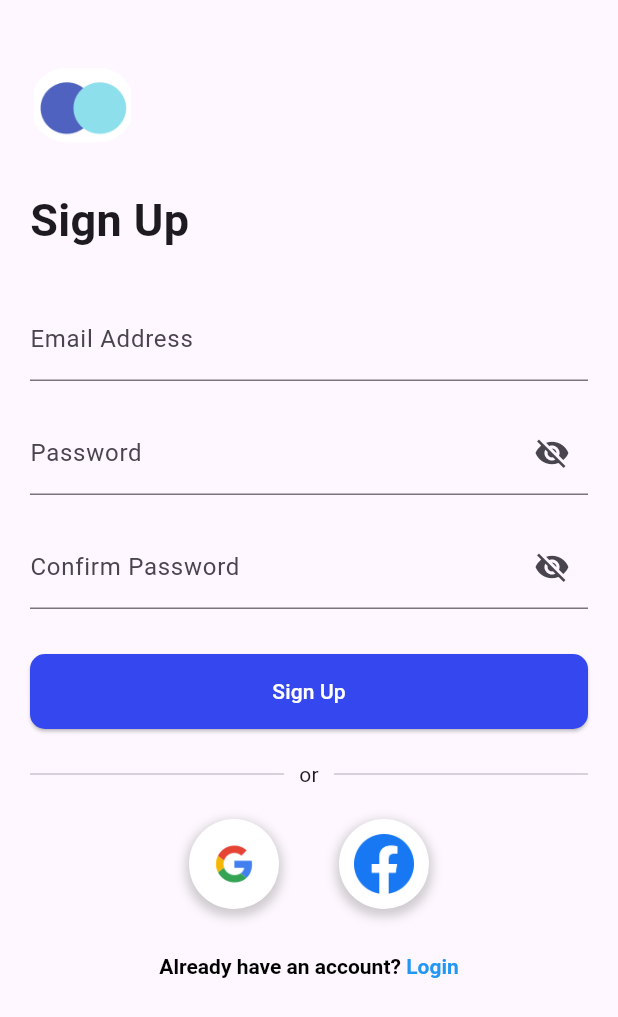
After one commit to AbdelrhmanAhmed200/assignment, a Flutter app: the screen it shows after launch, after a tap on "skip", after a tap on "done", on a phone screen of 412 x 824 dp. The commit adds this screen. Shown: the top 1017 px of the screen. Run offline on Flutter 3.47's test engine with Material 3 defaults, Android fonts, the phone set to English and light mode, and no system bars; our stand-ins replace fl_chart, smooth_page_indicator.

Commit message:
Sign Up and Login page  and UI update

```diff
--- a/lib/Pages/login_page/login_screen2.dart
+++ b/lib/Pages/login_page/login_screen2.dart
@@ -1,5 +1,5 @@
 import 'package:flutter/material.dart';
-import 'package:flutter_application_1/Pages/login_page/login_screen1.dart';
+
 
 class LoginScreen2 extends StatelessWidget {
   const LoginScreen2({super.key});
--- a/lib/Pages/login_page/onboarding_screen.dart
+++ b/lib/Pages/login_page/onboarding_screen.dart
@@ -1,4 +1,5 @@
 import 'package:flutter/material.dart';
+import 'package:flutter_application_1/Pages/login_page/sign_up_page.dart';
 
 import 'login_screen1.dart';
 import 'login_screen2.dart';
@@ -50,7 +51,16 @@ class _OnBoardingScreenState extends State<OnBoardingScreen> {
                   onTap: () {
                     _controller.jumpToPage(2);
                   },
-                  child: const Text('skip', style: TextStyle(color: Colors.black)),
+                  child: Container(
+                    padding: const EdgeInsets.all(15.0),
+          decoration: BoxDecoration(
+
+            color: const Color.fromARGB(255, 24, 2, 170),
+            borderRadius: BorderRadius.circular(10.0),
+          ),
+
+                    child: const Text('skip', style: TextStyle(color: Colors.white)),
+                  )
                 ),
                 // Dot indicator
                 SmoothPageIndicator(controller: _controller, count: 3),
@@ -60,10 +70,19 @@ class _OnBoardingScreenState extends State<OnBoardingScreen> {
                         onTap: () {
                           Navigator.pushReplacement(
                             context,
-                            MaterialPageRoute(builder: (context) => const MyApp()),
+                            MaterialPageRoute(builder: (context) => const SignUpPage()),
                           );
                         },
-                        child: const Text('done',style: TextStyle(color: Colors.black)),
+                        child:Container(
+                    padding: const EdgeInsets.all(15.0),
+          decoration: BoxDecoration(
+
+            color: const Color.fromARGB(255, 24, 2, 170),
+            borderRadius: BorderRadius.circular(10.0),
+          ),
+
+                    child: const Text('done',style: TextStyle(color: Colors.white)),
+                        )
                       )
                     : GestureDetector(
                         onTap: () {
@@ -73,7 +92,16 @@ class _OnBoardingScreenState extends State<OnBoardingScreen> {
                           );
                         },
 
-                        child: const Text('next', style: TextStyle(color: Colors.black)),
+                        child:Container(
+                    padding: const EdgeInsets.all(15.0),
+          decoration: BoxDecoration(
+
+            color: const Color.fromARGB(255, 24, 2, 170),
+            borderRadius: BorderRadius.circular(10.0),
+          ),
+
+                    child: const Text('next', style: TextStyle(color: Colors.white)),
+                        )
                       ),
               ],
             ),
--- /dev/null
+++ b/lib/Pages/login_page/sign_up_page.dart
@@ -0,0 +1,235 @@
+import 'package:flutter/gestures.dart';
+import 'package:flutter/material.dart';
+import 'package:flutter_application_1/Pages/Home_page.dart';
+import 'package:flutter_application_1/main.dart';
+import 'login_page.dart';
+
+class SignUpPage extends StatefulWidget {
+  const SignUpPage({super.key});
+
+  @override
+  _SignUpPageState createState() => _SignUpPageState();
+}
+
+class _SignUpPageState extends State<SignUpPage> {
+  bool _passwordVisible = false;
+  bool _confirmPasswordVisible = false;
+
+  @override
+  Widget build(BuildContext context) {
+    return Scaffold(
+      body: Padding(
+        padding: const EdgeInsets.all(20.0),
+        child: SingleChildScrollView(
+          child: Column(
+            crossAxisAlignment: CrossAxisAlignment.start,
+            children: [
+              const SizedBox(height: 25),
+               Padding(
+                    padding: const EdgeInsets.all(0.0),
+                    child: SizedBox(
+                      width: 70, // Adjust the size of the image
+                      height: 50,
+                      child: DecoratedBox(
+                        decoration: BoxDecoration(
+                          borderRadius: BorderRadius.circular(100), // Square with slight rounding
+                          image: const DecorationImage(
+                            image: AssetImage("images/visa.png"),
+                            fit: BoxFit.contain, // Ensures the entire image fits inside the container
+                          ),
+                        ),
+                      ),
+                    ),
+                  ),
+
+              // Logo Placeholder
+
+
+              const SizedBox(height: 30),
+
+              // Sign Up Text
+              const Text(
+                "Sign Up",
+                style: TextStyle(fontSize: 30, fontWeight: FontWeight.bold),
+              ),
+
+              const SizedBox(height: 30),
+
+              // Email Address Field
+              const TextField(
+                decoration: InputDecoration(
+                  labelText: "Email Address",
+                ),
+              ),
+
+              const SizedBox(height: 20),
+
+              // Password Field with visibility toggle
+              TextField(
+                obscureText: !_passwordVisible,
+                decoration: InputDecoration(
+                  labelText: "Password",
+                  suffixIcon: IconButton(
+                    icon: Icon(
+                      _passwordVisible ? Icons.visibility : Icons.visibility_off,
+                    ),
+                    onPressed: () {
+                      setState(() {
+                        _passwordVisible = !_passwordVisible;
+                      });
+                    },
+                  ),
+                ),
+              ),
+
+              const SizedBox(height: 20),
+
+              // Confirm Password Field with visibility toggle
+              TextField(
+                obscureText: !_confirmPasswordVisible,
+                decoration: InputDecoration(
+                  labelText: "Confirm Password",
+                  suffixIcon: IconButton(
+                    icon: Icon(
+                      _confirmPasswordVisible ? Icons.visibility : Icons.visibility_off,
+                    ),
+                    onPressed: () {
+                      setState(() {
+                        _confirmPasswordVisible = !_confirmPasswordVisible;
+                      });
+                    },
+                  ),
+                ),
+              ),
+
+              const SizedBox(height: 30),
+
+              // Sign Up Button
+              SizedBox(
+                width: double.infinity,
+                child: ElevatedButton(
+                  onPressed: () {
+                    Navigator.pushReplacement(
+                            context,
+                            MaterialPageRoute(builder: (context) => const MyApp()),
+                          );
+
+                  },
+                  style: ElevatedButton.styleFrom(
+                    padding: const EdgeInsets.symmetric(vertical: 15),
+                    shape: RoundedRectangleBorder(
+                      borderRadius: BorderRadius.circular(10),
+                    ),
+                    backgroundColor: const Color.fromARGB(255, 53, 72, 239)
+                  ),
+                  child: const Text("Sign Up",style: TextStyle(color: Colors.white),),
+                ),
+              ),
+
+              const SizedBox(height: 20),
+
+              // OR Divider
+              const Row(
+                children: [
+                  Expanded(child: Divider()),
+                  Padding(
+                    padding: EdgeInsets.symmetric(horizontal: 10),
+                    child: Text("or"),
+                  ),
+                  Expanded(child: Divider()),
+                ],
+              ),
+
+              const SizedBox(height: 20),
+
+              // Social Login Buttons
+              Row(
+                mainAxisAlignment: MainAxisAlignment.center,
+                children: [
+                  // Google Icon Container
+                  Container(
+                    width: 60,
+                    height: 60,
+                    padding: const EdgeInsets.all(10),
+                    decoration: BoxDecoration(
+                      color: Colors.white,
+                      borderRadius: BorderRadius.circular(30),
+                      boxShadow: [
+                        BoxShadow(
+                          color: Colors.grey.withOpacity(0.5),
+                          spreadRadius: 2,
+                          blurRadius: 5,
+                          offset: const Offset(0, 3),
+                        ),
+                      ],
+                    ),
+                    child: Image.asset(
+                      'images/icons/google.png',
+                      fit: BoxFit.contain,
+                    ),
+                  ),
+                  const SizedBox(width: 40,),
+
+                  // Facebook Icon Container
+                  Container(
+                    width: 60,
+                    height: 60,
+                    padding: const EdgeInsets.all(10),
+                    decoration: BoxDecoration(
+                      color: Colors.white,
+                      borderRadius: BorderRadius.circular(30),
+                      boxShadow: [
+                        BoxShadow(
+                          color: Colors.grey.withOpacity(0.5),
+                          spreadRadius: 2,
+                          blurRadius: 5,
+                          offset: const Offset(0, 3),
+                        ),
+                      ],
+                    ),
+                    child: Image.asset(
+                      'images/icons/facebook.png',
+                      fit: BoxFit.contain,
+                    ),
+                  ),
+                ],
+              ),
+
+              const SizedBox(height: 30),
+
+              // Already have an account? Login (Only Login clickable)
+              Center(
+                child: RichText(
+                  text: TextSpan(
+                    text: "Already have an account? ",
+                    style: const TextStyle(
+                      color: Colors.black,
+                      fontWeight: FontWeight.bold,
+                    ),
+                    children: [
+                      TextSpan(
+                        text: "Login",
+                        style: const TextStyle(
+                          color: Colors.blue,
+                          fontWeight: FontWeight.bold,
+                        ),
+                        recognizer: TapGestureRecognizer()
+                          ..onTap = () {
+                            Navigator.pushReplacement(
+                            context,
+                            MaterialPageRoute(builder: (context) => const LoginPage()),
+                          );
+                            // Navigate to Login page
+                          },
+                      ),
+                    ],
+                  ),
+                ),
+              ),
+            ],
+          ),
+        ),
+      ),
+    );
+  }
+}
```
Also changed, not shown: lib/Pages/login_page/login_page.dart (added, +227 -0 lines), images/visa.png (added).
